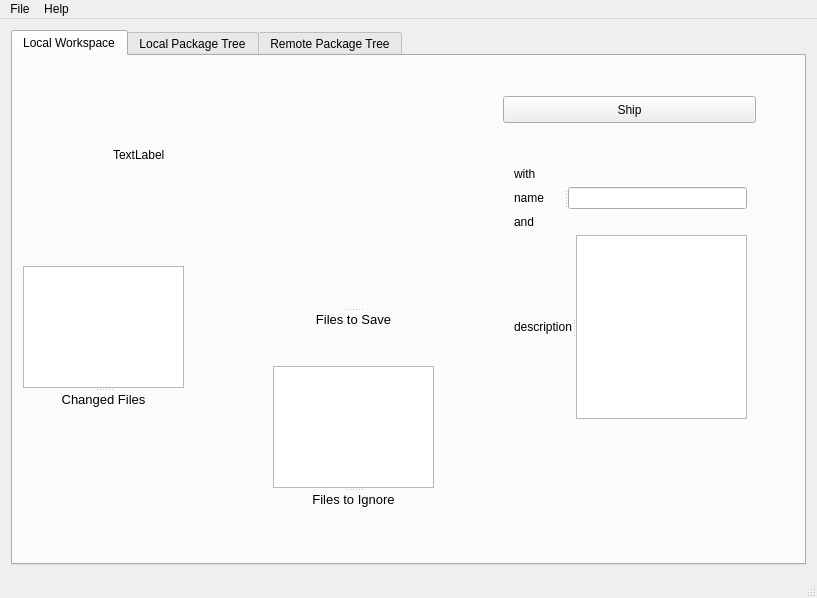
jgm/gitit, file mainwindow.ui: the form before one commit.
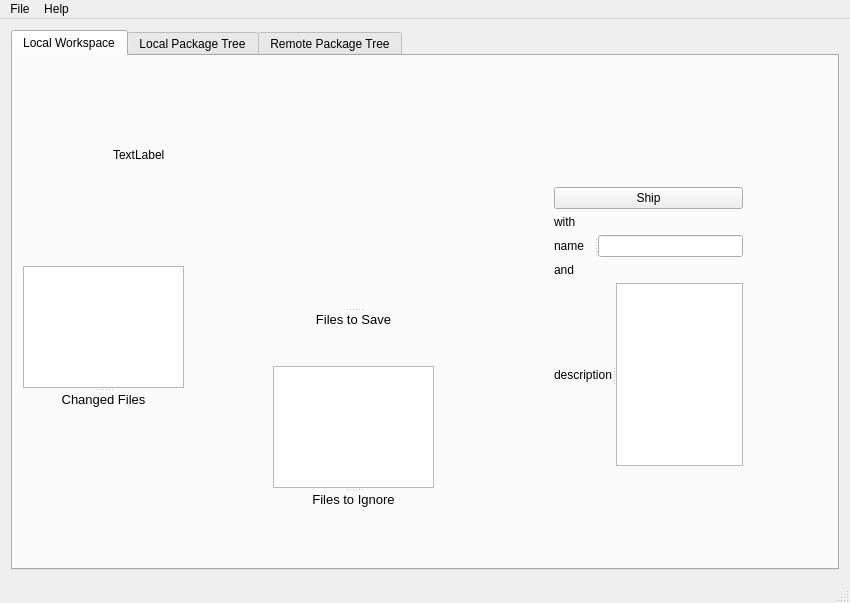
The form after the commit. Icons and pictures are not drawn.

Patch:
```diff
--- a/mainwindow.ui
+++ b/mainwindow.ui
@@ -6,8 +6,8 @@
    <rect>
     <x>0</x>
     <y>0</y>
-    <width>817</width>
-    <height>598</height>
+    <width>850</width>
+    <height>603</height>
    </rect>
   </property>
   <property name="windowTitle">
@@ -32,13 +32,20 @@
          <widget class="QWidget" name="layoutWidget">
           <property name="geometry">
            <rect>
-            <x>490</x>
-            <y>100</y>
-            <width>255</width>
-            <height>274</height>
+            <x>530</x>
+            <y>120</y>
+            <width>211</width>
+            <height>301</height>
            </rect>
           </property>
           <layout class="QVBoxLayout" name="verticalLayout_2">
+           <item>
+            <widget class="QPushButton" name="pushButton">
+             <property name="text">
+              <string>Ship</string>
+             </property>
+            </widget>
+           </item>
            <item>
             <widget class="QLabel" name="label_4">
              <property name="text">
@@ -192,19 +199,6 @@
            <bool>true</bool>
           </property>
          </widget>
-         <widget class="QPushButton" name="pushButton">
-          <property name="geometry">
-           <rect>
-            <x>490</x>
-            <y>40</y>
-            <width>253</width>
-            <height>27</height>
-           </rect>
-          </property>
-          <property name="text">
-           <string>Ship</string>
-          </property>
-         </widget>
          <widget class="QLabel" name="label_8">
           <property name="geometry">
            <rect>
@@ -347,7 +341,7 @@
     <rect>
      <x>0</x>
      <y>0</y>
-     <width>817</width>
+     <width>850</width>
      <height>25</height>
     </rect>
    </property>
```
Left out of the diff: 6 changed lines with no effect on the pictures.
